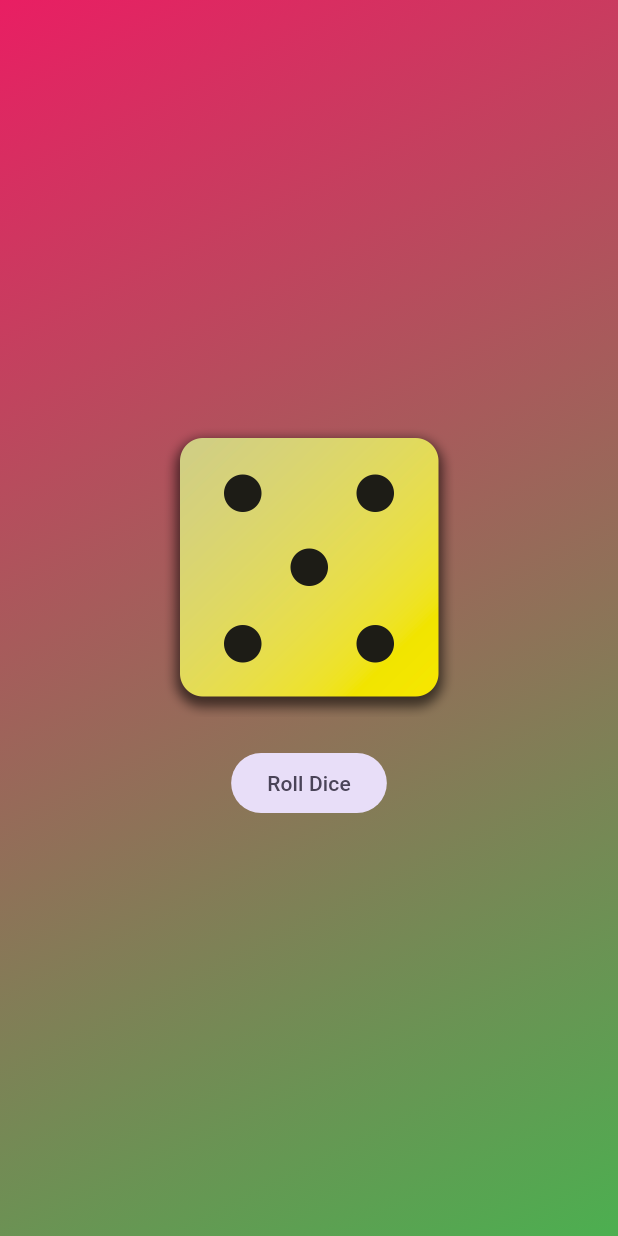
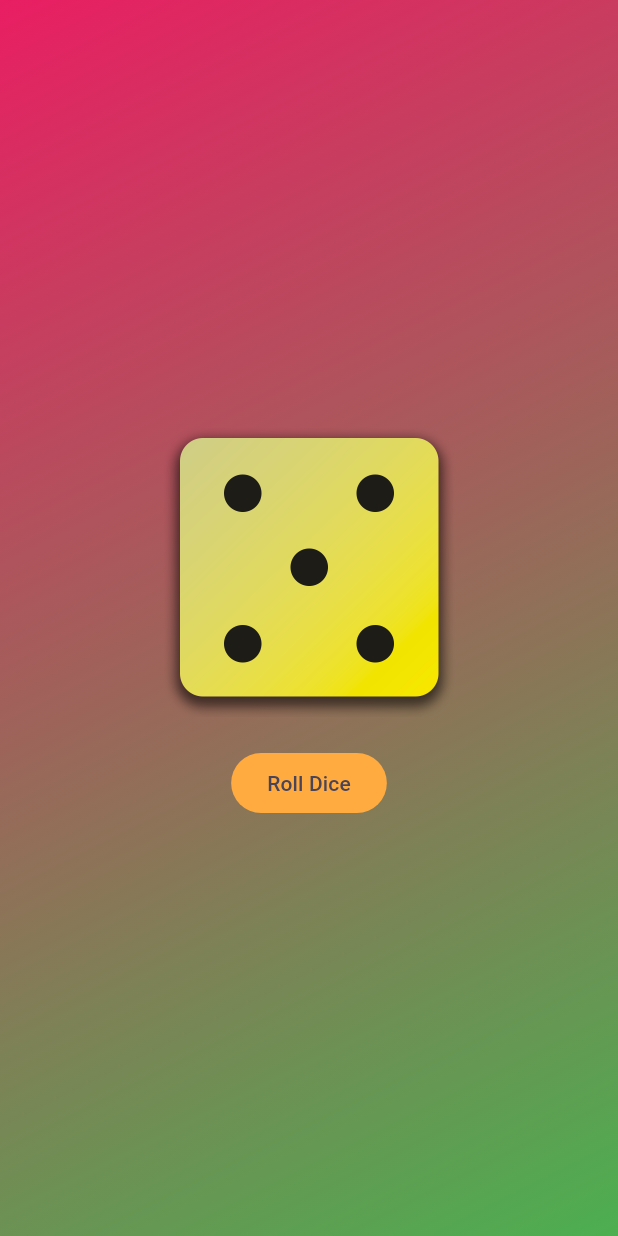
Before and after one commit to VaibhavRanga/RollDice, a Flutter app: the screen it shows after launch, on a phone screen of 412 x 824 dp. Run offline on Flutter 3.47's test engine with Material 3 defaults, Android fonts, the phone set to English and light mode, and no system bars.

Commit message:
changed button color

```diff
--- a/lib/dice_roller.dart
+++ b/lib/dice_roller.dart
@@ -30,6 +30,7 @@ class _DiceRollerState extends State<DiceRoller> {
         const SizedBox(height: 20),
         FilledButton.tonal(
           onPressed: rollDice,
+          style: FilledButton.styleFrom(backgroundColor: Colors.orangeAccent),
           child: const Text('Roll Dice'),
         ),
       ],
```
